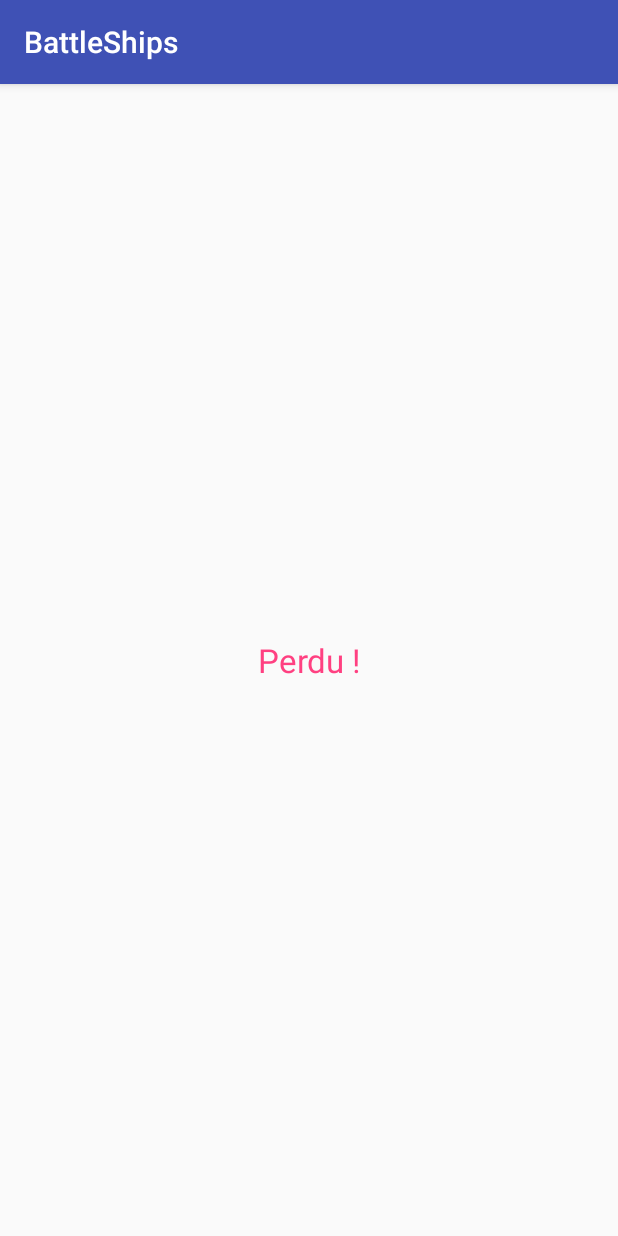
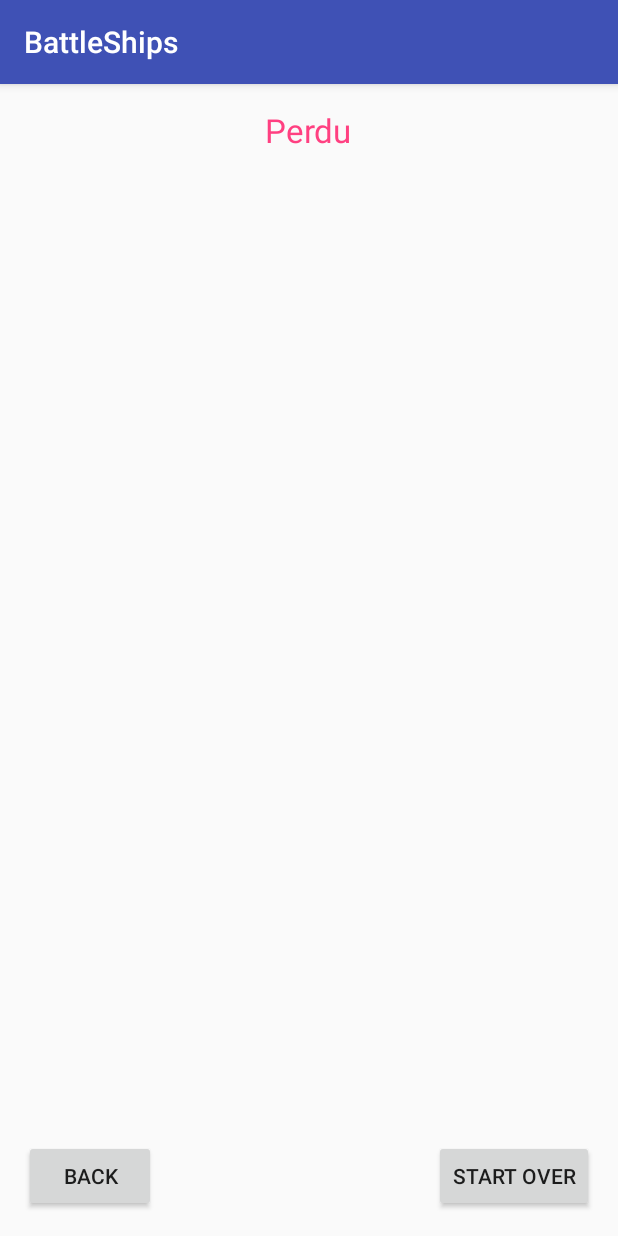
Before and after one commit to mklecha/BattleShips-ENSTA, an Android app: the ScoreActivity screen opened directly, with no data from a screen before it, on a phone screen of 412 x 824 dp. Run offline under Robolectric (Android 15) with nearby library versions, the phone set to English and light mode, and no system bars; 1 statement that could not run was skipped.

Commit message:
back button

```diff
--- a/app/src/main/java/com/excilys/formation/battleships/android/ui/ScoreActivity.java
+++ b/app/src/main/java/com/excilys/formation/battleships/android/ui/ScoreActivity.java
@@ -3,13 +3,17 @@ package com.excilys.formation.battleships.android.ui;
 import android.support.v7.app.AppCompatActivity;
 import android.os.Bundle;
 import android.view.View;
+import android.widget.Button;
+
 import java.util.Arrays;
 import java.util.List;
 
 import battleships.formation.excilys.com.battleships.R;
 
-public class ScoreActivity extends AppCompatActivity {
+public class ScoreActivity extends AppCompatActivity implements View.OnClickListener {
 
+    private Button mBackButton;
+    private Button mStartOverButton;
 
     public static class Extra {
         public static String WIN = "EXTRA_WIN";
@@ -19,6 +23,11 @@ public class ScoreActivity extends AppCompatActivity {
     protected void onCreate(Bundle savedInstanceState) {
         super.onCreate(savedInstanceState);
         setContentView(R.layout.activity_score);
+
+        mBackButton = (Button) findViewById(R.id.back_button);
+        mBackButton.setOnClickListener(this);
+        mStartOverButton = (Button) findViewById(R.id.start_over_button);
+        mStartOverButton.setOnClickListener(this);
 
         boolean win = getIntent().getExtras().getBoolean(Extra.WIN);
         List<View> won = Arrays.asList(findViewById(R.id.score_win_label), findViewById(R.id.won_image));
@@ -33,4 +42,23 @@ public class ScoreActivity extends AppCompatActivity {
         }
     }
 
+    @Override
+    public void onBackPressed() {
+        super.onBackPressed();
+        finish();
+    }
+
+    public void onClick(View v) {
+        switch (v.getId()) {
+            case R.id.back_button: {
+                this.onBackPressed();
+                break;
+            }
+
+            case R.id.start_over_button: {
+
+                break;
+            }
+        }
+    }
 }
--- a/app/src/main/res/layout/activity_score.xml
+++ b/app/src/main/res/layout/activity_score.xml
@@ -21,9 +21,8 @@
         android:id="@+id/score_win_label"
         android:layout_width="wrap_content"
         android:layout_height="wrap_content"
+
         android:layout_centerHorizontal="true"
-        android:layout_below="@id/won_image"
-
         android:text="@string/win"
         android:textAlignment="center"
         android:textAppearance="@android:style/TextAppearance.Large"
@@ -33,14 +32,30 @@
         android:id="@+id/score_lose_label"
         android:layout_width="wrap_content"
         android:layout_height="wrap_content"
-        android:layout_centerInParent="true"
 
-
-        android:text="Perdu !"
+        android:layout_centerHorizontal="true"
+        android:text="@string/lose"
         android:textAlignment="center"
         android:textAppearance="@android:style/TextAppearance.Large"
         android:textColor="@color/colorLose"
         android:visibility="gone" />
 
+    <Button
+        android:id="@+id/back_button"
+        android:layout_width="wrap_content"
+        android:layout_height="wrap_content"
+        android:layout_alignParentBottom="true"
+        android:layout_alignParentLeft="true"
+        android:layout_alignParentStart="true"
+        android:text="@string/back" />
+
+    <Button
+        android:id="@+id/start_over_button"
+        android:layout_width="wrap_content"
+        android:layout_height="wrap_content"
+        android:layout_alignParentBottom="true"
+        android:layout_alignParentEnd="true"
+        android:layout_alignParentRight="true"
+        android:text="@string/start_over" />
 
 </RelativeLayout>
--- a/app/src/main/res/values/strings.xml
+++ b/app/src/main/res/values/strings.xml
@@ -18,4 +18,7 @@
     <string name="put_ship_error">impossible de placer le navire ici</string>
     <string name="insert_name_error">veuillez insérer votre nom</string>
     <string name="win">Gagné</string>
+    <string name="lose">Perdu</string>
+    <string name="start_over">Start over</string>
+    <string name="back">Back</string>
 </resources>
```
Also changed, not shown: app/src/main/java/com/excilys/formation/battleships/android/ui/BoardActivity.java (+18 -1 lines), app/src/main/res/layout/activity_game_session.xml (+11 -0 lines).
